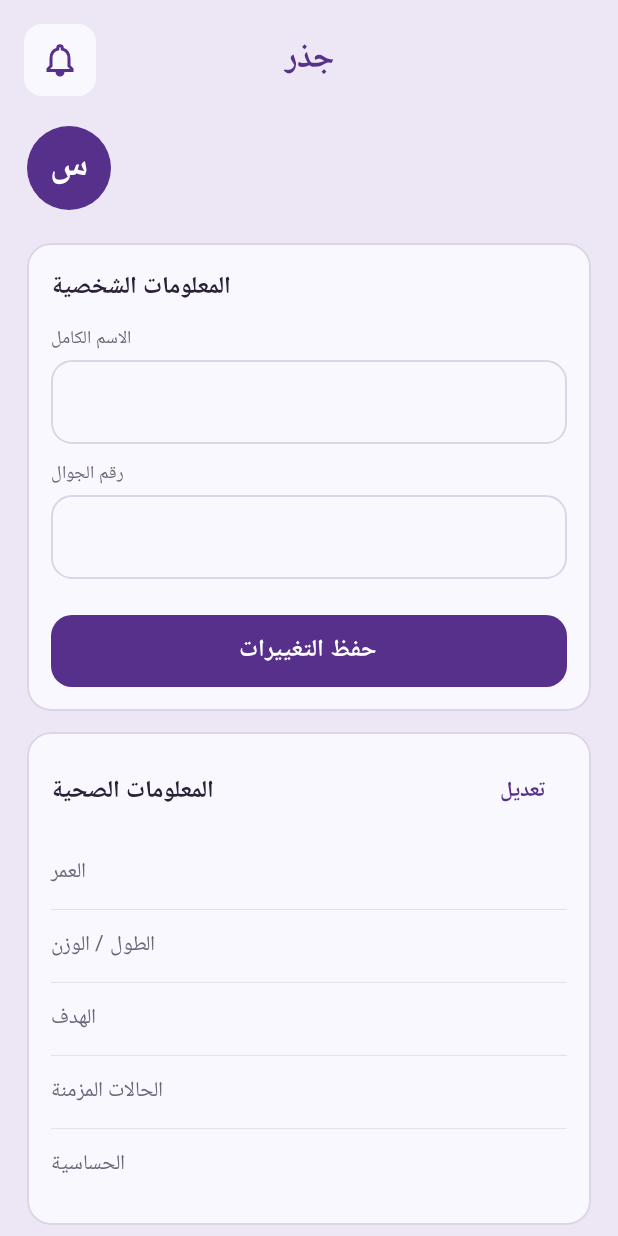
After one commit to NoorNoon/group-5-Jathr-, an Android app built with Jetpack Compose: the composable AccountScreen shown on its own in the app's theme, on a phone screen of 412 x 824 dp. The commit adds this screen. Run offline under Robolectric (Android 15) with nearby library versions, the phone set to English and light mode, and no system bars.

Commit message:
Add Account screen layout (stateless UI only)

```diff
--- /dev/null
+++ b/app/src/main/java/com/example/jather/ui/screens/AccountScreen.kt
@@ -0,0 +1,513 @@
+package com.example.jather.ui.screens
+
+import androidx.compose.foundation.BorderStroke
+import androidx.compose.foundation.background
+import androidx.compose.foundation.layout.*
+import androidx.compose.foundation.lazy.LazyColumn
+import androidx.compose.foundation.shape.CircleShape
+import androidx.compose.foundation.shape.RoundedCornerShape
+import androidx.compose.material3.*
+import androidx.compose.runtime.Composable
+import androidx.compose.ui.Alignment
+import androidx.compose.ui.Modifier
+import androidx.compose.ui.graphics.Color
+import androidx.compose.ui.graphics.SolidColor
+import androidx.compose.ui.graphics.vector.ImageVector
+import androidx.compose.ui.graphics.vector.path
+import androidx.compose.ui.res.stringResource
+import androidx.compose.ui.text.font.FontWeight
+import androidx.compose.ui.tooling.preview.Preview
+import androidx.compose.ui.unit.dp
+import com.example.jather.R
+import com.example.jather.ui.theme.*
+
+data class AccountUiState(
+    val fullName: String = "",
+    val email: String = "",
+    val phone: String = "",
+    val age: String = "",
+    val heightWeight: String = "",
+    val goal: String = "",
+    val chronicConditions: String = "",
+    val allergies: String = "",
+    val medicalFilesCount: Int = 0,
+    val newNotificationsCount: Int = 0,
+)
+
+private val IconBellNotification: ImageVector = ImageVector.Builder(
+    name = "BellNotification",
+    defaultWidth = 24.dp,
+    defaultHeight = 24.dp,
+    viewportWidth = 24f,
+    viewportHeight = 24f
+).apply {
+    path(
+        stroke = SolidColor(Color.Black),
+        strokeLineWidth = 2f
+    ) {
+        moveTo(12f, 22f)
+        curveTo(13.1f, 22f, 14f, 21.1f, 14f, 20f)
+        lineTo(10f, 20f)
+        curveTo(10f, 21.1f, 10.9f, 22f, 12f, 22f)
+        close()
+        moveTo(18f, 16f)
+        lineTo(18f, 11f)
+        curveTo(18f, 7.93f, 16.37f, 5.36f, 13.5f, 4.68f)
+        lineTo(13.5f, 4f)
+        curveTo(13.5f, 3.17f, 12.83f, 2.5f, 12f, 2.5f)
+        curveTo(11.17f, 2.5f, 10.5f, 3.17f, 10.5f, 4f)
+        lineTo(10.5f, 4.68f)
+        curveTo(7.64f, 5.36f, 6f, 7.92f, 6f, 11f)
+        lineTo(6f, 16f)
+        lineTo(4f, 18f)
+        lineTo(4f, 19f)
+        lineTo(20f, 19f)
+        lineTo(20f, 18f)
+        lineTo(18f, 16f)
+        close()
+    }
+}.build()
+
+@Composable
+fun AccountScreen(
+    uiState: AccountUiState,
+    onFullNameChange: (String) -> Unit,
+    onPhoneChange: (String) -> Unit,
+    onSaveClick: () -> Unit,
+    onEditHealthClick: () -> Unit,
+    onMedicalFilesClick: () -> Unit,
+    onNotificationsClick: () -> Unit,
+    onLogoutClick: () -> Unit,
+    modifier: Modifier = Modifier,
+) {
+    Box(
+        modifier = modifier
+            .fillMaxSize()
+            .background(JathrLavender),
+    ) {
+        LazyColumn(
+            modifier = Modifier.fillMaxSize(),
+            contentPadding = PaddingValues(18.dp),
+            verticalArrangement = Arrangement.spacedBy(14.dp),
+        ) {
+            // 1. Top Row
+            item {
+                Row(
+                    modifier = Modifier.fillMaxWidth(),
+                    horizontalArrangement = Arrangement.SpaceBetween,
+                    verticalAlignment = Alignment.CenterVertically,
+                ) {
+                    IconButton(
+                        onClick = onNotificationsClick,
+                        modifier = Modifier
+                            .size(44.dp)
+                            .background(
+                                color = MaterialTheme.colorScheme.surface,
+                                shape = RoundedCornerShape(12.dp),
+                            ),
+                    ) {
+                        Icon(
+                            imageVector = IconBellNotification,
+                            contentDescription = stringResource(R.string.notifications_desc),
+                            tint = JathrPrimary,
+                        )
+                    }
+
+                    // TODO: logo - I will write it
+                    Text(
+                        text = stringResource(R.string.jathr_brand),
+                        style = MaterialTheme.typography.titleLarge,
+                        fontWeight = FontWeight.Bold,
+                        color = JathrPrimary,
+                    )
+
+                    Spacer(modifier = Modifier.width(44.dp))
+                }
+            }
+
+            // 2. Profile Header (Row layout)
+            item {
+                Row(
+                    modifier = Modifier
+                        .fillMaxWidth()
+                        .padding(vertical = 8.dp),
+                    verticalAlignment = Alignment.CenterVertically,
+                    horizontalArrangement = Arrangement.spacedBy(16.dp),
+                ) {
+                    // Avatar at the start (right side in RTL)
+                    Box(
+                        modifier = Modifier
+                            .size(56.dp)
+                            .background(
+                                color = JathrPrimary,
+                                shape = CircleShape,
+                            ),
+                        contentAlignment = Alignment.Center,
+                    ) {
+                        Text(
+                            text = uiState.fullName.trim().take(1).ifEmpty { "س" },
+                            style = MaterialTheme.typography.headlineSmall,
+                            fontWeight = FontWeight.Bold,
+                            color = MaterialTheme.colorScheme.onPrimary,
+                        )
+                    }
+
+                    // Name and Email next to it in a Column
+                    Column(
+                        modifier = Modifier.weight(1f),
+                        horizontalAlignment = Alignment.Start,
+                    ) {
+                        Text(
+                            text = uiState.fullName,
+                            style = MaterialTheme.typography.titleLarge,
+                            fontWeight = FontWeight.Bold,
+                            color = JathrTextMain,
+                        )
+
+                        Spacer(modifier = Modifier.height(2.dp))
+
+                        Text(
+                            text = uiState.email,
+                            style = MaterialTheme.typography.bodyMedium,
+                            color = JathrTextSecondary,
+                        )
+                    }
+                }
+            }
+
+            // 3. Card 1: Personal Information
+            item {
+                Card(
+                    modifier = Modifier.fillMaxWidth(),
+                    shape = RoundedCornerShape(16.dp),
+                    colors = CardDefaults.cardColors(
+                        containerColor = MaterialTheme.colorScheme.surface,
+                    ),
+                    border = BorderStroke(1.dp, JathrBorder),
+                ) {
+                    Column(
+                        modifier = Modifier
+                            .fillMaxWidth()
+                            .padding(16.dp),
+                        verticalArrangement = Arrangement.spacedBy(10.dp),
+                    ) {
+                        Text(
+                            text = stringResource(R.string.personal_info_section),
+                            style = MaterialTheme.typography.titleMedium,
+                            fontWeight = FontWeight.Bold,
+                            color = JathrTextMain,
+                        )
+
+                        Column {
+                            Text(
+                                text = stringResource(R.string.full_name_label),
+                                style = MaterialTheme.typography.labelMedium,
+                                color = JathrTextSecondary,
+                            )
+                            Spacer(modifier = Modifier.height(4.dp))
+                            OutlinedTextField(
+                                value = uiState.fullName,
+                                onValueChange = onFullNameChange,
+                                textStyle = LocalTextStyle.current.copy(color = JathrTextMain)
+                                    .merge(MaterialTheme.typography.bodyLarge),
+                                modifier = Modifier.fillMaxWidth(),
+                                shape = RoundedCornerShape(14.dp),
+                                colors = OutlinedTextFieldDefaults.colors(
+                                    focusedContainerColor = MaterialTheme.colorScheme.surface,
+                                    unfocusedContainerColor = MaterialTheme.colorScheme.surface,
+                                    disabledContainerColor = MaterialTheme.colorScheme.surface,
+                                    focusedBorderColor = JathrPrimary,
+                                    unfocusedBorderColor = JathrBorder,
+                                ),
+                                singleLine = true,
+                            )
+                        }
+
+                        Column {
+                            Text(
+                                text = stringResource(R.string.phone_label),
+                                style = MaterialTheme.typography.labelMedium,
+                                color = JathrTextSecondary,
+                            )
+                            Spacer(modifier = Modifier.height(4.dp))
+                            OutlinedTextField(
+                                value = uiState.phone,
+                                onValueChange = onPhoneChange,
+                                textStyle = LocalTextStyle.current.copy(color = JathrTextMain)
+                                    .merge(MaterialTheme.typography.bodyLarge),
+                                modifier = Modifier.fillMaxWidth(),
+                                shape = RoundedCornerShape(14.dp),
+                                colors = OutlinedTextFieldDefaults.colors(
+                                    focusedContainerColor = MaterialTheme.colorScheme.surface,
+                                    unfocusedContainerColor = MaterialTheme.colorScheme.surface,
+                                    disabledContainerColor = MaterialTheme.colorScheme.surface,
+                                    focusedBorderColor = JathrPrimary,
+                                    unfocusedBorderColor = JathrBorder,
+                                ),
+                                singleLine = true,
+                            )
+                        }
+
+                        Spacer(modifier = Modifier.height(4.dp))
+
+                        // TODO: logic - I will write it
+                        Button(
+                            onClick = onSaveClick,
+                            modifier = Modifier
+                                .fillMaxWidth()
+                                .height(48.dp),
+                            shape = RoundedCornerShape(14.dp),
+                            colors = ButtonDefaults.buttonColors(
+                                containerColor = JathrPrimary,
+                            ),
+                        ) {
+                            Text(
+                                text = stringResource(R.string.save_changes_button),
+                                style = MaterialTheme.typography.titleMedium,
+                                fontWeight = FontWeight.Bold,
+                                color = MaterialTheme.colorScheme.onPrimary,
+                            )
+                        }
+                    }
+                }
+            }
+
+            // 4. Card 2: Health Information
+            item {
+                Card(
+                    modifier = Modifier.fillMaxWidth(),
+                    shape = RoundedCornerShape(16.dp),
+                    colors = CardDefaults.cardColors(
+                        containerColor = MaterialTheme.colorScheme.surface,
+                    ),
+                    border = BorderStroke(1.dp, JathrBorder),
+                ) {
+                    Column(
+                        modifier = Modifier
+                            .fillMaxWidth()
+                            .padding(16.dp),
+                    ) {
+                        Row(
+                            modifier = Modifier.fillMaxWidth(),
+                            horizontalArrangement = Arrangement.SpaceBetween,
+                            verticalAlignment = Alignment.CenterVertically,
+                        ) {
+                            Text(
+                                text = stringResource(R.string.health_info_section),
+                                style = MaterialTheme.typography.titleMedium,
+                                fontWeight = FontWeight.Bold,
+                                color = JathrTextMain,
+                            )
+                            TextButton(onClick = onEditHealthClick) {
+                                Text(
+                                    text = stringResource(R.string.edit_button),
+                                    style = MaterialTheme.typography.bodyMedium,
+                                    fontWeight = FontWeight.Bold,
+                                    color = JathrPrimary,
+                                )
+                            }
+                        }
+
+                        Spacer(modifier = Modifier.height(6.dp))
+
+                        HealthInfoRow(
+                            label = stringResource(R.string.age_label),
+                            value = uiState.age,
+                        )
+                        HorizontalDivider(color = JathrBorder, thickness = 0.5.dp)
+
+                        HealthInfoRow(
+                            label = stringResource(R.string.height_weight_label),
+                            value = uiState.heightWeight,
+                        )
+                        HorizontalDivider(color = JathrBorder, thickness = 0.5.dp)
+
+                        HealthInfoRow(
+                            label = stringResource(R.string.goal_label),
+                            value = uiState.goal,
+                        )
+                        HorizontalDivider(color = JathrBorder, thickness = 0.5.dp)
+
+                        HealthInfoRow(
+                            label = stringResource(R.string.chronic_conditions_label),
+                            value = uiState.chronicConditions,
+                        )
+                        HorizontalDivider(color = JathrBorder, thickness = 0.5.dp)
+
+                        HealthInfoRow(
+                            label = stringResource(R.string.allergies_label),
+                            value = uiState.allergies,
+                        )
+                    }
+                }
+            }
+
+            // 5. Card 3: Clickable Rows
+            item {
+                Card(
+                    modifier = Modifier.fillMaxWidth(),
+                    shape = RoundedCornerShape(16.dp),
+                    colors = CardDefaults.cardColors(
+                        containerColor = MaterialTheme.colorScheme.surface,
+                    ),
+                    border = BorderStroke(1.dp, JathrBorder),
+                ) {
+                    Column(
+                        modifier = Modifier.fillMaxWidth(),
+                    ) {
+                        Surface(
+                            onClick = onMedicalFilesClick,
+                            color = Color.Transparent,
+                        ) {
+                            Row(
+                                modifier = Modifier
+                                    .fillMaxWidth()
+                                    .padding(16.dp),
+                                horizontalArrangement = Arrangement.SpaceBetween,
+                                verticalAlignment = Alignment.CenterVertically,
+                            ) {
+                                Text(
+                                    text = stringResource(R.string.my_medical_files),
+                                    style = MaterialTheme.typography.bodyLarge,
+                                    fontWeight = FontWeight.Medium,
+                                    color = JathrTextMain,
+                                )
+                                Text(
+                                    text = stringResource(R.string.files_count_format, uiState.medicalFilesCount),
+                                    style = MaterialTheme.typography.bodyMedium,
+                                    color = JathrTextSecondary,
+                                )
+                            }
+                        }
+
+                        HorizontalDivider(color = JathrBorder, thickness = 0.5.dp)
+
+                        Surface(
+                            onClick = onNotificationsClick,
+                            color = Color.Transparent,
+                        ) {
+                            Row(
+                                modifier = Modifier
+                                    .fillMaxWidth()
+                                    .padding(16.dp),
+                                horizontalArrangement = Arrangement.SpaceBetween,
+                                verticalAlignment = Alignment.CenterVertically,
+                            ) {
+                                Text(
+                                    text = stringResource(R.string.notifications_title),
+                                    style = MaterialTheme.typography.bodyLarge,
+                                    fontWeight = FontWeight.Medium,
+                                    color = JathrTextMain,
+                                )
+                                Text(
+                                    text = stringResource(R.string.notifications_count_format, uiState.newNotificationsCount),
+                                    style = MaterialTheme.typography.bodyMedium,
+                                    color = JathrTextSecondary,
+                                )
+                            }
+                        }
+                    }
+                }
+            }
+
+            // 6. Logout Button
+            item {
+                // TODO: logic - I will write it
+                OutlinedCard(
+                    onClick = onLogoutClick,
+                    modifier = Modifier.fillMaxWidth(),
+                    shape = RoundedCornerShape(14.dp),
+                    colors = CardDefaults.outlinedCardColors(
+                        containerColor = MaterialTheme.colorScheme.surface,
+                    ),
+                    border = BorderStroke(1.dp, JathrBorder),
+                ) {
+                    Box(
+                        modifier = Modifier
+                            .fillMaxWidth()
+                            .padding(vertical = 14.dp),
+                        contentAlignment = Alignment.Center,
+                    ) {
+                        Text(
+                            text = stringResource(R.string.logout_button),
+                            style = MaterialTheme.typography.titleMedium,
+                            fontWeight = FontWeight.Bold,
+                            color = MaterialTheme.colorScheme.error,
+                        )
+                    }
+                }
+            }
+        }
+    }
+}
+
+@Composable
+private fun HealthInfoRow(
+    label: String,
+    value: String,
+) {
+    Row(
+        modifier = Modifier
+            .fillMaxWidth()
+            .padding(vertical = 12.dp),
+        horizontalArrangement = Arrangement.SpaceBetween,
+        verticalAlignment = Alignment.CenterVertically,
+    ) {
+        Text(
+            text = label,
+            style = MaterialTheme.typography.bodyMedium,
+            color = JathrTextSecondary,
+        )
+        Text(
+            text = value,
+            style = MaterialTheme.typography.bodyLarge,
+            fontWeight = FontWeight.Medium,
+            color = JathrTextMain,
+        )
+    }
+}
+
+@Preview(showBackground = true, locale = "ar", heightDp = 1100)
+@Composable
+fun AccountScreenSamplePreview() {
+    JatherTheme {
+        AccountScreen(
+            uiState = AccountUiState(
+                fullName = "سارة العنزي",
+                email = "sarah@example.com",
+                phone = "0512345678",
+                age = "٢٨ سنة",
+                heightWeight = "١٦٢ سم / ٧٠٫٢ كجم",
+                goal = "إنقاص الوزن",
+                chronicConditions = "ضغط الدم",
+                allergies = "الفول السوداني",
+                medicalFilesCount = 4,
+                newNotificationsCount = 2,
+            ),
+            onFullNameChange = {},
+            onPhoneChange = {},
+            onSaveClick = {},
+            onEditHealthClick = {},
+            onMedicalFilesClick = {},
+            onNotificationsClick = {},
+            onLogoutClick = {},
+        )
+    }
+}
+
+@Preview(showBackground = true, locale = "ar", heightDp = 1100)
+@Composable
+fun AccountScreenEmptyPreview() {
+    JatherTheme {
+        AccountScreen(
+            uiState = AccountUiState(),
+            onFullNameChange = {},
+            onPhoneChange = {},
+            onSaveClick = {},
+            onEditHealthClick = {},
+            onMedicalFilesClick = {},
+            onNotificationsClick = {},
+            onLogoutClick = {},
+        )
+    }
+}
--- a/app/src/main/res/values/strings.xml
+++ b/app/src/main/res/values/strings.xml
@@ -20,4 +20,19 @@
     <string name="years_of_experience_label">سنوات الخبرة</string>
     <string name="workplace_label">جهة العمل (اختياري)</string>
     <string name="back_button_desc">رجوع</string>
+    <string name="account_title">الحساب</string>
+    <string name="personal_info_section">المعلومات الشخصية</string>
+    <string name="health_info_section">المعلومات الصحية</string>
+    <string name="edit_button">تعديل</string>
+    <string name="age_label">العمر</string>
+    <string name="height_weight_label">الطول / الوزن</string>
+    <string name="goal_label">الهدف</string>
+    <string name="chronic_conditions_label">الحالات المزمنة</string>
+    <string name="allergies_label">الحساسية</string>
+    <string name="my_medical_files">ملفاتي الطبية</string>
+    <string name="notifications_title">الإشعارات</string>
+    <string name="logout_button">تسجيل الخروج</string>
+    <string name="files_count_format">%d ملفات</string>
+    <string name="notifications_count_format">%d جديدة</string>
+    <string name="notifications_desc">الإشعارات</string>
 </resources>
```
